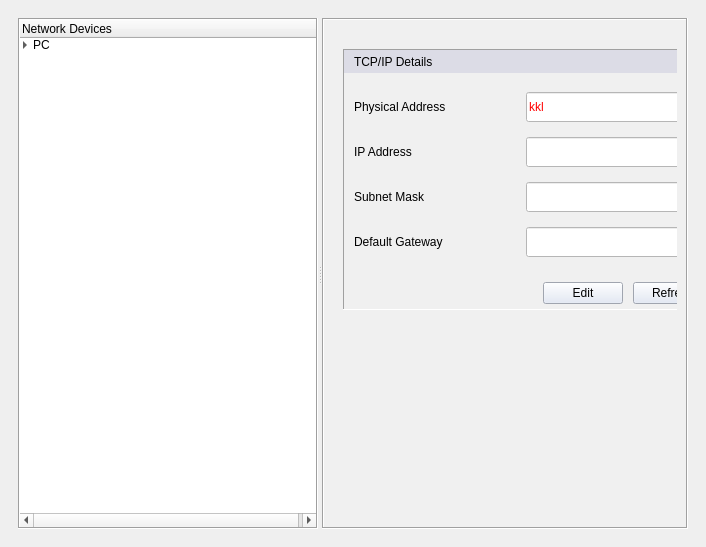
First picture: the form in treegui_v02.ui, repository bolkop/discovery, before the edit.
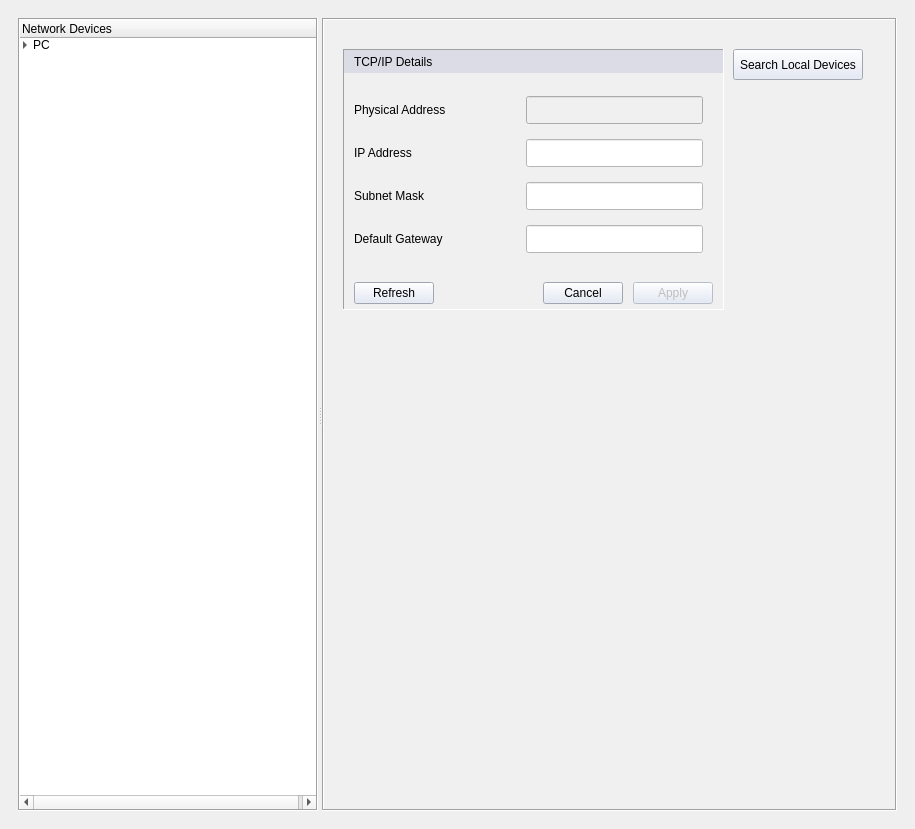
Second picture: the form after the edit.

```diff
--- a/treegui_v02.ui
+++ b/treegui_v02.ui
@@ -6,8 +6,8 @@
    <rect>
     <x>0</x>
     <y>0</y>
-    <width>706</width>
-    <height>547</height>
+    <width>915</width>
+    <height>829</height>
    </rect>
   </property>
   <property name="windowTitle">
@@ -303,7 +303,7 @@
                        <number>0</number>
                       </property>
                       <item row="9" column="1">
-                       <layout class="QHBoxLayout" name="horizontalLayout_4" stretch="0,0">
+                       <layout class="QHBoxLayout" name="horizontalLayout_4" stretch="0,0,0,0">
                         <property name="spacing">
                          <number>10</number>
                         </property>
@@ -316,16 +316,6 @@
                         <property name="bottomMargin">
                          <number>5</number>
                         </property>
-                        <item>
-                         <widget class="QPushButton" name="pushButtonEditIp">
-                          <property name="styleSheet">
-                           <string notr="true">background-color: rgba(224, 231, 245, 255);</string>
-                          </property>
-                          <property name="text">
-                           <string>Edit</string>
-                          </property>
-                         </widget>
-                        </item>
                         <item>
                          <widget class="QPushButton" name="pushButtonRefreshPcIp">
                           <property name="styleSheet">
@@ -336,6 +326,63 @@
                           </property>
                          </widget>
                         </item>
+                        <item>
+                         <spacer name="horizontalSpacer">
+                          <property name="orientation">
+                           <enum>Qt::Horizontal</enum>
+                          </property>
+                          <property name="sizeHint" stdset="0">
+                           <size>
+                            <width>40</width>
+                            <height>20</height>
+                           </size>
+                          </property>
+                         </spacer>
+                        </item>
+                        <item>
+                         <widget class="QPushButton" name="pushButtonCancelPcIp">
+                          <property name="enabled">
+                           <bool>true</bool>
+                          </property>
+                          <property name="contextMenuPolicy">
+                           <enum>Qt::PreventContextMenu</enum>
+                          </property>
+                          <property name="styleSheet">
+                           <string notr="true">background-color: rgba(224, 231, 245, 255);</string>
+                          </property>
+                          <property name="text">
+                           <string>Cancel</string>
+                          </property>
+                          <property name="autoDefault">
+                           <bool>false</bool>
+                          </property>
+                          <property name="default">
+                           <bool>false</bool>
+                          </property>
+                          <property name="flat">
+                           <bool>false</bool>
+                          </property>
+                         </widget>
+                        </item>
+                        <item>
+                         <widget class="QPushButton" name="pushButtonApplyPcIp">
+                          <property name="enabled">
+                           <bool>false</bool>
+                          </property>
+                          <property name="styleSheet">
+                           <string notr="true">background-color: rgba(224, 231, 245, 255);</string>
+                          </property>
+                          <property name="text">
+                           <string>Apply</string>
+                          </property>
+                          <property name="autoDefault">
+                           <bool>false</bool>
+                          </property>
+                          <property name="default">
+                           <bool>false</bool>
+                          </property>
+                         </widget>
+                        </item>
                        </layout>
                       </item>
                       <item row="0" column="0" rowspan="2" colspan="2">
@@ -404,17 +451,17 @@
                           <property name="minimumSize">
                            <size>
                             <width>0</width>
-                            <height>30</height>
+                            <height>28</height>
                            </size>
                           </property>
                           <property name="styleSheet">
-                           <string notr="true">background-color: rgb(255, 255, 255);  color: rgb(255, 0, 0);</string>
+                           <string notr="true"/>
                           </property>
                           <property name="inputMethodHints">
                            <set>Qt::ImhNone</set>
                           </property>
                           <property name="text">
-                           <string>kkl</string>
+                           <string/>
                           </property>
                           <property name="readOnly">
                            <bool>true</bool>
@@ -433,14 +480,14 @@
                           <property name="minimumSize">
                            <size>
                             <width>0</width>
-                            <height>30</height>
+                            <height>28</height>
                            </size>
                           </property>
                           <property name="styleSheet">
                            <string notr="true">background-color: rgb(255, 255, 255);</string>
                           </property>
                           <property name="readOnly">
-                           <bool>true</bool>
+                           <bool>false</bool>
                           </property>
                          </widget>
                         </item>
@@ -449,14 +496,14 @@
                           <property name="minimumSize">
                            <size>
                             <width>0</width>
-                            <height>30</height>
+                            <height>28</height>
                            </size>
                           </property>
                           <property name="styleSheet">
                            <string notr="true">background-color: rgb(255, 255, 255);</string>
                           </property>
                           <property name="readOnly">
-                           <bool>true</bool>
+                           <bool>false</bool>
                           </property>
                          </widget>
                         </item>
@@ -472,7 +519,7 @@
                           <property name="minimumSize">
                            <size>
                             <width>0</width>
-                            <height>30</height>
+                            <height>28</height>
                            </size>
                           </property>
                           <property name="styleSheet">
@@ -482,7 +529,7 @@
                            <string/>
                           </property>
                           <property name="readOnly">
-                           <bool>true</bool>
+                           <bool>false</bool>
                           </property>
                          </widget>
                         </item>
@@ -541,6 +588,9 @@
                      <property name="text">
                       <string>Search Local Devices</string>
                      </property>
+                     <property name="default">
+                      <bool>false</bool>
+                     </property>
                     </widget>
                     <zorder>pushButtonPc</zorder>
                     <zorder>framePcAddressDetails</zorder>
```
Left out of the diff: 252 changed lines with no effect on the pictures.
